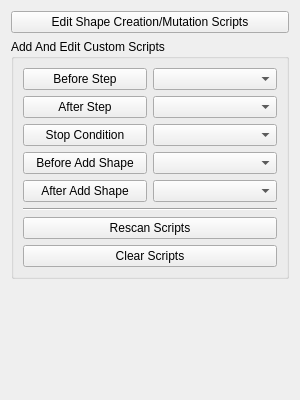
First picture: the form in geometrize/dialog/imagetaskscriptingwidget.ui, repository Tw1ddle/geometrize, before the edit.
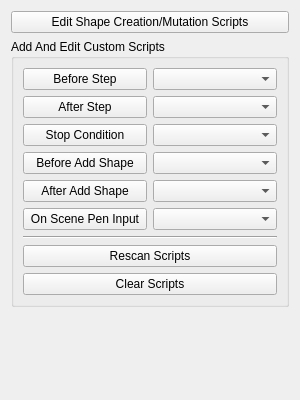
Second picture: the form after the edit.

Commit message: Wacom pen working to define circular areas to add shapes. Now passing a copy of the whole script engine every time we try to find a shape to add, to avoid multithreading headaches (maybe still unstable, haven't tested)

Patch:
```diff
--- a/geometrize/dialog/imagetaskscriptingwidget.ui
+++ b/geometrize/dialog/imagetaskscriptingwidget.ui
@@ -103,6 +103,20 @@
           </item>
          </layout>
         </item>
+        <item>
+         <layout class="QHBoxLayout" name="horizontalLayout_6">
+          <item>
+           <widget class="QPushButton" name="onScenePenInputEvent">
+            <property name="text">
+             <string>On Scene Pen Input</string>
+            </property>
+           </widget>
+          </item>
+          <item>
+           <widget class="QComboBox" name="onScenePenInputEventPresetScriptsComboBox"/>
+          </item>
+         </layout>
+        </item>
        </layout>
       </item>
       <item>
```
The commit also changes 10 other files.
